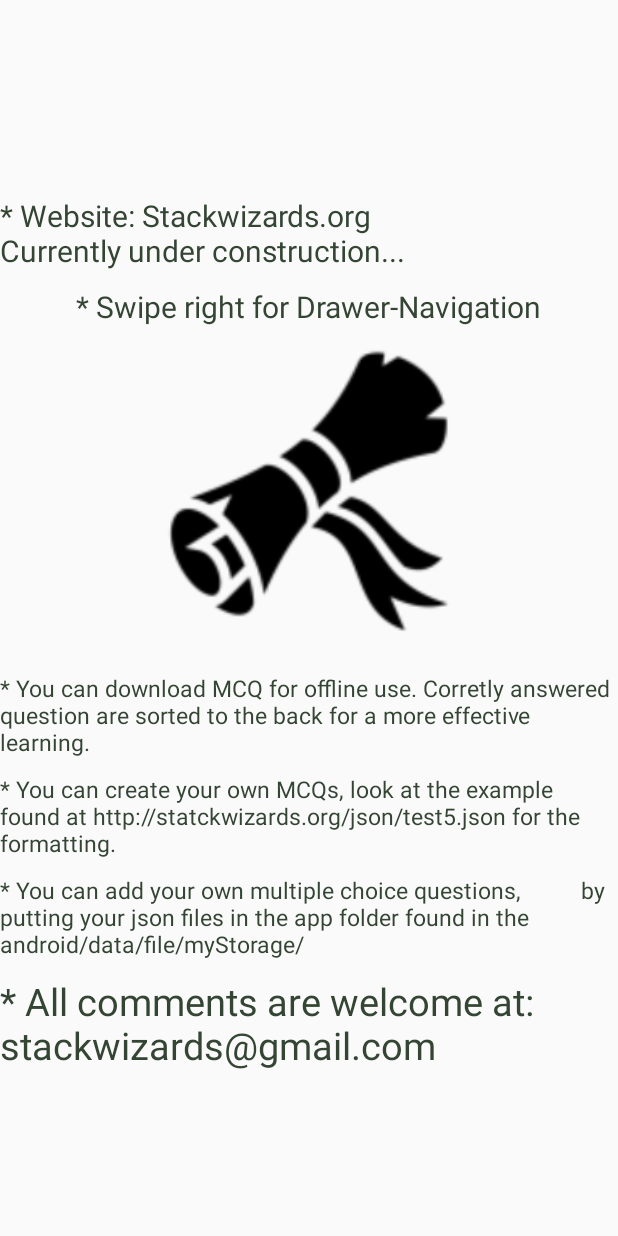
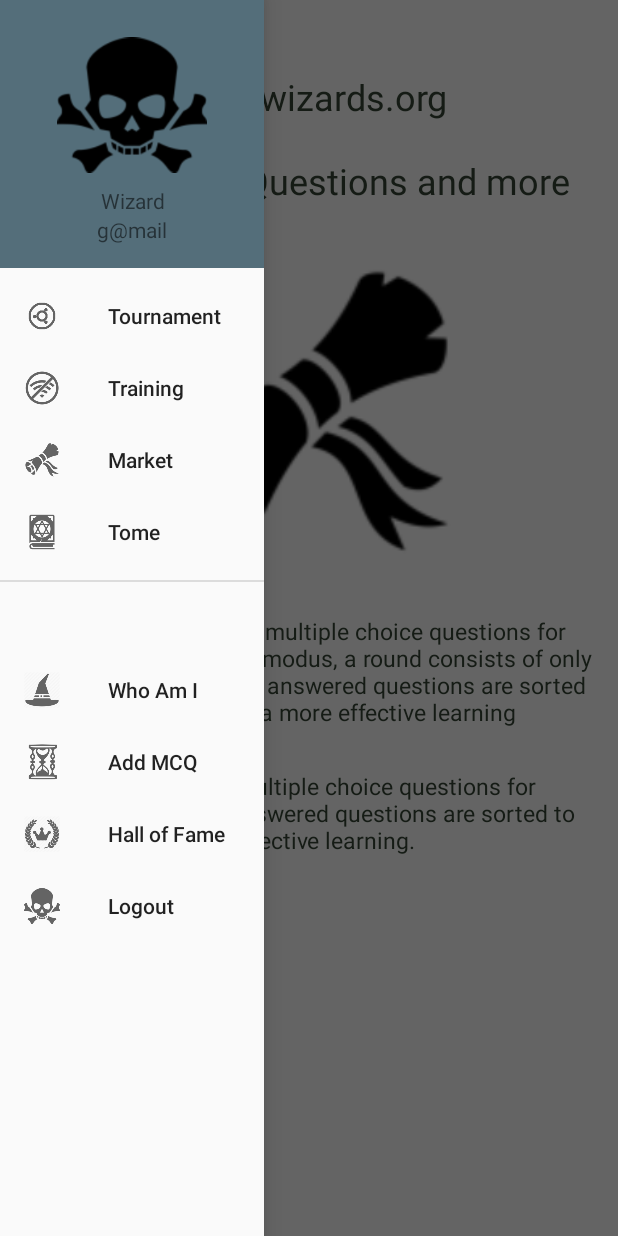
Before and after one commit to stackw1zard/testLib, an Android app: the screen it shows after launch once a user with an empty profile is signed in (MainActivity), on a phone screen of 412 x 824 dp. Run offline under Robolectric (Android 15) with nearby library versions, the light colour scheme and no system bars; our stand-ins replace Firebase (no records; nobody signed in at launch, a user with empty details on screens opened directly), Volley; 4 statements that could not run were skipped.

Commit message:
rounded coners and minor cleaning

```diff
--- a/app/src/main/java/com/stackwizards/mcq_wizard/MainActivity.java
+++ b/app/src/main/java/com/stackwizards/mcq_wizard/MainActivity.java
@@ -4,6 +4,12 @@ import android.content.Intent;
 import android.content.pm.ActivityInfo;
 import android.graphics.Bitmap;
 import android.graphics.BitmapFactory;
+import android.graphics.Canvas;
+import android.graphics.Paint;
+import android.graphics.PorterDuff;
+import android.graphics.PorterDuffXfermode;
+import android.graphics.Rect;
+import android.graphics.RectF;
 import android.os.Bundle;
 import android.os.Environment;
 import android.support.annotation.NonNull;
@@ -125,11 +131,13 @@ public class MainActivity extends AppCompatActivity
                         @Override
                         public void onSuccess(byte[] bytes) {
                             Bitmap bm = BitmapFactory.decodeByteArray(bytes, 0, bytes.length);
-                            DisplayMetrics dm = new DisplayMetrics();
-                            getWindowManager().getDefaultDisplay().getMetrics(dm);
+//                            DisplayMetrics dm = new DisplayMetrics();
+//                            getWindowManager().getDefaultDisplay().getMetrics(dm);
                             ImageView imageView = findViewById(R.id.profileImageView);
 //                                        imageView.setMinimumHeight(dm.heightPixels);
 //                                        imageView.setMinimumWidth(dm.widthPixels);
+                            bm = getRoundedCornerBitmap(bm, 10);
+
                             imageView.setImageBitmap(bm);
 
 
@@ -159,6 +167,7 @@ public class MainActivity extends AppCompatActivity
     protected void onResume() {
         super.onResume();
         loadUserDrawer();
+        ( (DrawerLayout) findViewById(R.id.drawer_layout)).openDrawer(GravityCompat.START);
     }
 
 
@@ -280,8 +289,32 @@ public class MainActivity extends AppCompatActivity
         Bitmap bm = BitmapFactory.decodeResource(this.getResources(),
                 R.drawable.android_plain_wordmark);
         uploadBitmapFirebase(bm);
+        bm = getRoundedCornerBitmap(bm, 10);
         ((ImageView) findViewById(R.id.profileImageView)).setImageBitmap(bm);
 
+    }
+
+
+    public static Bitmap getRoundedCornerBitmap(Bitmap bitmap, int pixels) {
+        Bitmap output = Bitmap.createBitmap(bitmap.getWidth(), bitmap
+                .getHeight(), Bitmap.Config.ARGB_8888);
+        Canvas canvas = new Canvas(output);
+
+        final int color = 0xff424242;
+        final Paint paint = new Paint();
+        final Rect rect = new Rect(0, 0, bitmap.getWidth(), bitmap.getHeight());
+        final RectF rectF = new RectF(rect);
+        final float roundPx = pixels;
+
+        paint.setAntiAlias(true);
+        canvas.drawARGB(0, 0, 0, 0);
+        paint.setColor(color);
+        canvas.drawRoundRect(rectF, roundPx, roundPx, paint);
+
+        paint.setXfermode(new PorterDuffXfermode(PorterDuff.Mode.SRC_IN));
+        canvas.drawBitmap(bitmap, rect, rect, paint);
+
+        return output;
     }
 
     private void uploadBitmapFirebase(Bitmap bitmap){
--- a/app/src/main/java/com/stackwizards/mcq_wizard/service/TimerTextHelper.java
+++ b/app/src/main/java/com/stackwizards/mcq_wizard/service/TimerTextHelper.java
@@ -60,6 +60,6 @@ public class TimerTextHelper implements Runnable {
         this.timeToLive = this.timeToLive - 5;
     }
     public void resetTime(){
-        this.timeToLive = 20;
+        this.timeToLive = 60;
     }
 }
--- a/app/src/main/res/layout/activity_edit.xml
+++ b/app/src/main/res/layout/activity_edit.xml
@@ -24,7 +24,7 @@
             android:layout_height="350dp"
             android:layout_centerHorizontal="true"
             android:layout_centerVertical="true"
-            android:background="@drawable/stack_app_image_edit" />
+            android:src="@drawable/stack_app_image_edit" />
 
     </RelativeLayout>
 
--- a/app/src/main/res/layout/fragment_help_info.xml
+++ b/app/src/main/res/layout/fragment_help_info.xml
@@ -2,8 +2,8 @@
     xmlns:tools="http://schemas.android.com/tools"
     android:layout_width="match_parent"
     android:layout_height="match_parent"
+    android:gravity="center"
     android:orientation="vertical"
-    android:gravity="center"
     tools:context="com.stackwizards.mcq_wizard.MainActivity">
 
     <TextView
@@ -11,26 +11,33 @@
         android:layout_height="wrap_content"
         android:layout_centerHorizontal="true"
         android:layout_marginTop="10dp"
-        android:text="* Website: Stackwizards.org
-                        Currently under construction..."
+        android:gravity="center"
+        android:text="\nStackwizards.org\n\n Engineering Questions and more \n"
         android:textColor="#344534"
-        android:textSize="20sp" />
+        android:textSize="24dp" />
+
+
+    <ImageView
+        android:layout_width="match_parent"
+        android:layout_height="200dp"
+        android:layout_margin="10dp"
+        android:src="@drawable/status_icon" />
+
+    <LinearLayout
+        android:layout_width="match_parent"
+        android:layout_height="match_parent"
+        android:orientation="vertical"
+        android:padding="15dp">
 
         <TextView
             android:layout_width="wrap_content"
             android:layout_height="wrap_content"
             android:layout_centerHorizontal="true"
             android:layout_marginTop="10dp"
-        android:text="* Swipe right for Drawer-Navigation"
+            android:gravity="center"
+            android:text="* You can download multiple choice questions for offline use. In Training modus, a round consists of only 20 questions. Corretly answered questions are sorted to the back for a more effective learning\n"
             android:textColor="#344534"
-        android:textSize="20sp" />
-
-
-    <ImageView
-        android:layout_width="match_parent"
-        android:layout_height="200dp"
-        android:layout_margin="10dp"
-        android:src="@drawable/status_icon"/>
+            android:textSize="15dp" />
 
 
         <TextView
@@ -38,40 +45,11 @@
             android:layout_height="wrap_content"
             android:layout_centerHorizontal="true"
             android:layout_marginTop="10dp"
-        android:text="* You can download MCQ for offline use. Corretly answered question are sorted to the back for a more effective learning."
+            android:text="* You can download multiple choice questions for offline use. Corretly answered questions are sorted to the back for a more effective learning.\n"
             android:textColor="#344534"
             android:textSize="15dp" />
 
-    <TextView
-        android:layout_width="wrap_content"
-        android:layout_height="wrap_content"
-        android:layout_centerHorizontal="true"
-        android:layout_marginTop="10dp"
-        android:text="* You can create your own MCQs, look at the example found at http://statckwizards.org/json/test5.json for the formatting."
-        android:textColor="#344534"
-        android:textSize="15sp" />
-
-
-    <TextView
-        android:layout_width="wrap_content"
-        android:layout_height="wrap_content"
-        android:layout_centerHorizontal="true"
-        android:layout_marginTop="10dp"
-        android:text="* You can add your own multiple choice questions,
-         by putting your json files in the app folder found in the android/data/file/myStorage/"
-        android:textColor="#344534"
-        android:textSize="15sp" />
-
-    <TextView
-        android:layout_width="wrap_content"
-        android:layout_height="wrap_content"
-        android:layout_centerHorizontal="true"
-        android:layout_marginTop="10dp"
-        android:text="* All comments are welcome at:
-        stackwizards@gmail.com "
-        android:textColor="#344534"
-        android:textSize="25sp" />
-
+    </LinearLayout>
 
 
 </LinearLayout>
--- a/app/src/main/res/layout/fragment_leaderboard.xml
+++ b/app/src/main/res/layout/fragment_leaderboard.xml
@@ -17,7 +17,7 @@
         android:layout_height="wrap_content"
         android:layout_marginBottom="10dp"
         android:gravity="center"
-        android:text="Leader board"
+        android:text="Legendary Wizards"
         android:textAllCaps="true"
         android:textColor="@color/color600"
         android:textSize="24dp"
--- a/app/src/main/res/menu/activity_main_drawer.xml
+++ b/app/src/main/res/menu/activity_main_drawer.xml
@@ -7,19 +7,19 @@
         <item
             android:id="@+id/nav_online"
             android:icon="@drawable/operating_system"
-            android:title="Online MCQs" />
+            android:title="Tournament" />
         <item
             android:id="@+id/nav_offline"
             android:icon="@drawable/oflline_icon"
-            android:title="Offline MCQs" />
+            android:title="Training" />
         <item
             android:id="@+id/nav_download"
             android:icon="@drawable/status_icon"
-            android:title="Download" />
+            android:title="Market" />
         <item
             android:id="@+id/nav_manual"
             android:icon="@drawable/stack_wizard_user_manual"
-            android:title="Help" />
+            android:title="Tome" />
     </group>
 
     <item android:title="">
@@ -27,7 +27,7 @@
             <item
                 android:id="@+id/nav_profile"
                 android:icon="@drawable/stack_wizard_user"
-                android:title="Profile" />
+                android:title="Who Am I" />
             <item
                 android:id="@+id/nav_add_mcq"
                 android:icon="@drawable/stack_app_menu_edit"
@@ -35,7 +35,7 @@
             <item
                 android:id="@+id/nav_leader_board"
                 android:icon="@drawable/leader_board"
-                android:title="Leader Board" />
+                android:title="Hall of Fame" />
             <item
                 android:id="@+id/nav_logout"
                 android:icon="@drawable/stack_app_logout_icon"
```
Lines whose indentation alone changed are shown as unchanged.
